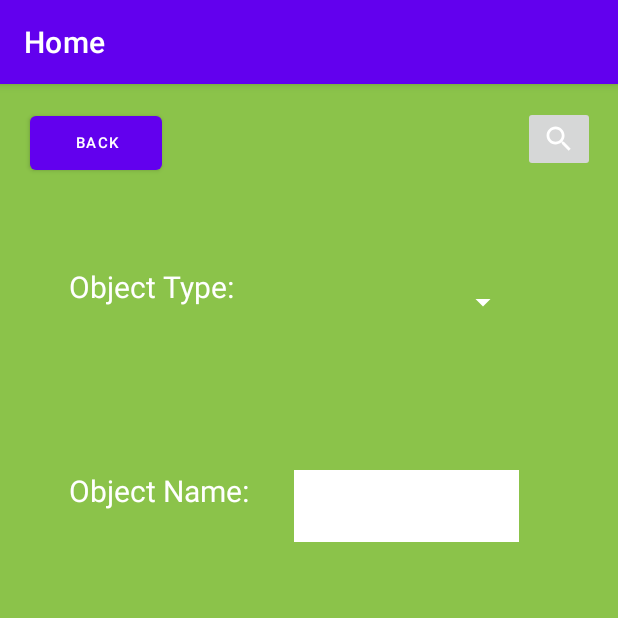
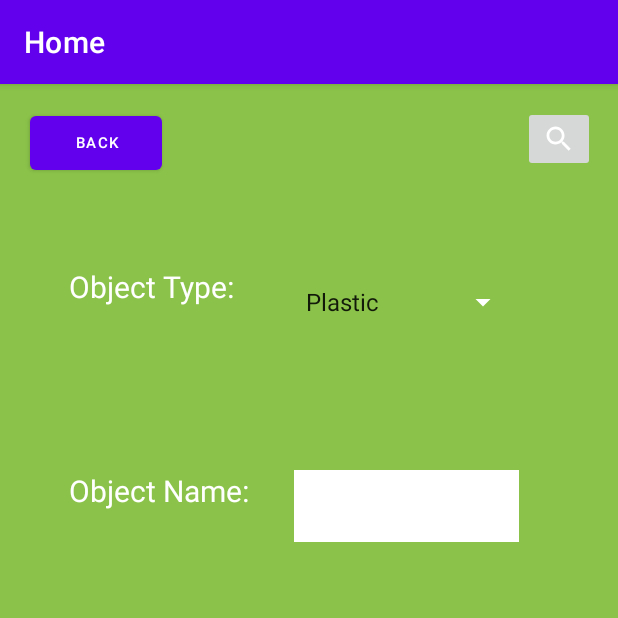
Before and after one commit to pm3512/RecycleTrackerHackCMU, an Android app: the fragment EntryFragment placed in its activity, on a phone screen of 412 x 824 dp, the top half of it. Run offline under Robolectric (Android 15) with nearby library versions, the light colour scheme and no system bars.

```diff
--- a/app/src/main/res/layout/fragment_global.xml
+++ b/app/src/main/res/layout/fragment_global.xml
@@ -7,7 +7,7 @@
 
 
     <Button
-        android:id="@+id/button"
+        android:id="@+id/switch_to_local"
         android:layout_width="match_parent"
         android:layout_height="60dp"
         android:backgroundTint="#4CAF50"
--- a/app/src/main/res/values/strings.xml
+++ b/app/src/main/res/values/strings.xml
@@ -1,10 +1,18 @@
 <resources>
     <string name="app_name">RecycleTracker</string>
+
+
+    <string-array name="objectTypes">
+        <item>Plastic</item>
+        <item>Paper</item>
+        <item>Aluminum</item>
+    </string-array>
 
     <string-array name="recyclables">
         <item>All</item>
         <item>Plastic</item>
         <item>Paper</item>
         <item>Metal</item>
+
     </string-array>
 </resources>
```
Also changed, not shown: app/src/main/java/com/example/recycletracker/GlobalFragment.java (+16 -0 lines), app/src/main/java/com/example/recycletracker/StatsPersonalFragment.java (+18 -0 lines).
